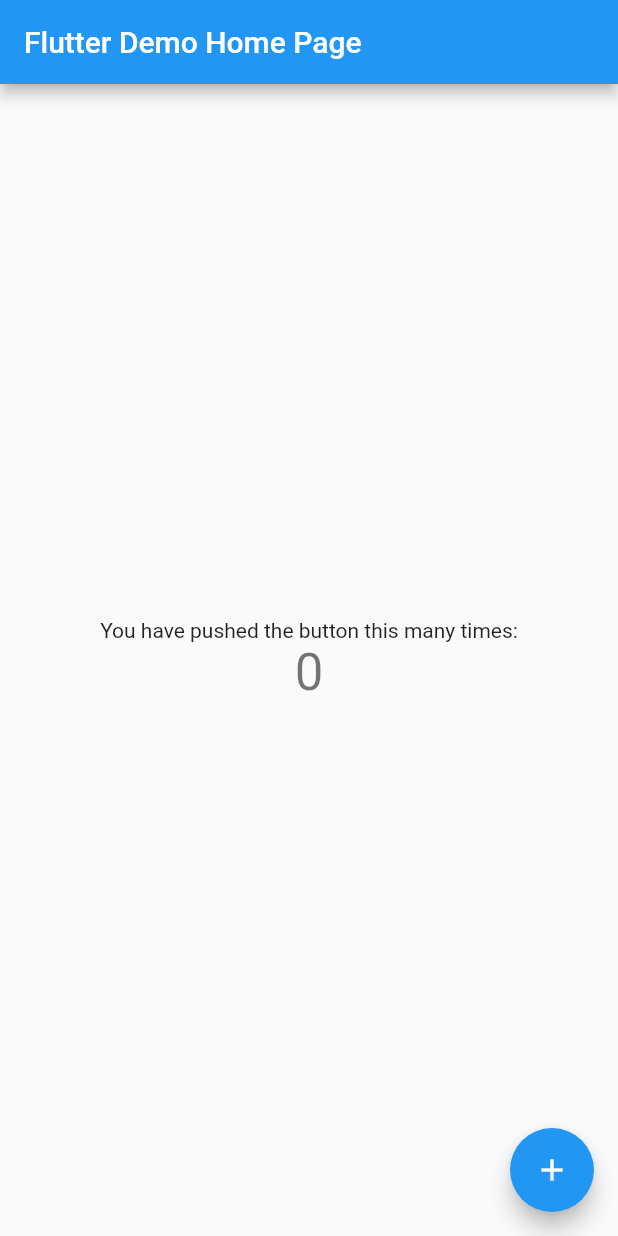
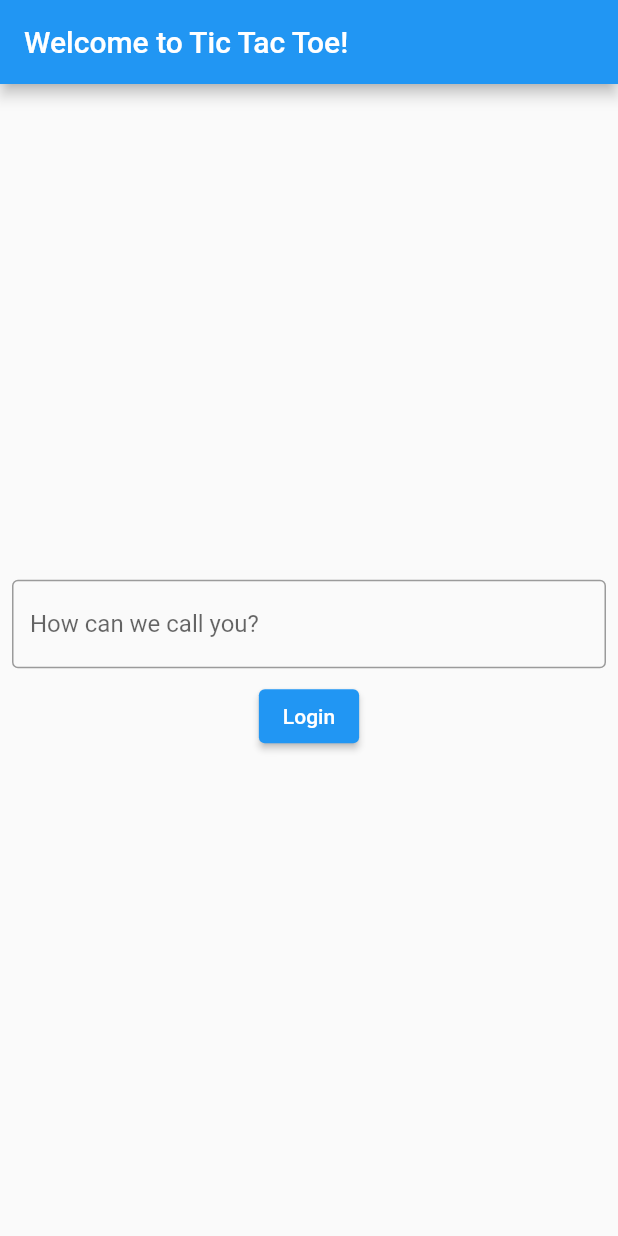
Before and after one commit to syberside/tick-tack-toe-orleans-signalr-flutter, a Flutter app: the screen it shows after launch, on a phone screen of 412 x 824 dp. Run offline on Flutter 3.47's test engine with Material 2 defaults, Android fonts, the phone set to English and light mode, and no system bars.

Commit message:
basic app layout implemented

```diff
--- a/clientapp/lib/main.dart
+++ b/clientapp/lib/main.dart
@@ -1,105 +1,50 @@
 import 'package:flutter/material.dart';
-import 'package:http/io_client.dart';
-import 'package:signalr_core/signalr_core.dart';
-import 'dart:io';
-import 'dart:io' show Platform;
-import 'package:flutter/foundation.dart' show kIsWeb;
+
+import 'pages/login_page.dart';
+//import 'package:http/io_client.dart';
+//import 'package:signalr_core/signalr_core.dart';
+//import 'dart:io';
+//import 'dart:io' show Platform;
+//import 'package:flutter/foundation.dart' show kIsWeb;
 
 Future<void> main() async {
-  final host = kIsWeb
-      ? 'localhost'
-      : Platform.isAndroid
-          ? '10.0.2.2'
-          : 'localhost';
-  final connection = HubConnectionBuilder()
-      .withUrl(
-          'http://$host:5000/chatHub',
-          HttpConnectionOptions(
-            client: IOClient(
-                HttpClient()..badCertificateCallback = (x, y, z) => true),
-            logging: (level, message) => print(message),
-          ))
-      .build();
+  // final host = kIsWeb
+  //     ? 'localhost'
+  //     : Platform.isAndroid
+  //         ? '10.0.2.2'
+  //         : 'localhost';
+  // final connection = HubConnectionBuilder()
+  //     .withUrl(
+  //         'http://$host:5000/chatHub',
+  //         HttpConnectionOptions(
+  //           client: IOClient(
+  //               HttpClient()..badCertificateCallback = (x, y, z) => true),
+  //           logging: (level, message) => print(message),
+  //         ))
+  //     .build();
 
-  await connection.start();
+  // await connection.start();
 
-  connection.on('GameUpdated', (message) {
-    print("RECEIVED");
-    print(message.toString());
-  });
+  // connection.on('GameUpdated', (message) {
+  //   print("RECEIVED");
+  //   print(message.toString());
+  // });
 
-  await connection
-      .invoke('Watch', args: ['364b499d-4d63-497b-b41a-d21469ad65a8']);
+  // await connection
+  //     .invoke('Watch', args: ['364b499d-4d63-497b-b41a-d21469ad65a8']);
 
   runApp(MyApp());
 }
 
 class MyApp extends StatelessWidget {
-  // This widget is the root of your application.
   @override
   Widget build(BuildContext context) {
     return MaterialApp(
       title: 'Flutter Demo',
       theme: ThemeData(
-        // This is the theme of your application.
-        //
-        // Try running your application with "flutter run". You'll see the
-        // application has a blue toolbar. Then, without quitting the app, try
-        // changing the primarySwatch below to Colors.green and then invoke
-        // "hot reload" (press "r" in the console where you ran "flutter run",
-        // or simply save your changes to "hot reload" in a Flutter IDE).
-        // Notice that the counter didn't reset back to zero; the application
-        // is not restarted.
         primarySwatch: Colors.blue,
       ),
-      home: MyHomePage(title: 'Flutter Demo Home Page'),
+      home: LoginPage(),
     );
   }
 }
-
-class MyHomePage extends StatefulWidget {
-  MyHomePage({Key? key, this.title}) : super(key: key);
-
-  final String? title;
-
-  @override
-  _MyHomePageState createState() => _MyHomePageState();
-}
-
-class _MyHomePageState extends State<MyHomePage> {
-  int _counter = 0;
-
-  void _incrementCounter() {
-    setState(() {
-      _counter++;
-    });
-  }
-
-  @override
-  Widget build(BuildContext context) {
-    return Scaffold(
-      appBar: AppBar(
-        title: Text(widget.title!),
-      ),
-      body: Center(
-        child: Column(
-          mainAxisAlignment: MainAxisAlignment.center,
-          children: <Widget>[
-            Text(
-              'You have pushed the button this many times:',
-            ),
-            Text(
-              '$_counter',
-              style: Theme.of(context).textTheme.headline4,
-            ),
-          ],
-        ),
-      ),
-      floatingActionButton: FloatingActionButton(
-        onPressed: _incrementCounter,
-        tooltip: 'Increment',
-        child: Icon(Icons.add),
-      ), // This trailing comma makes auto-formatting nicer for build methods.
-    );
-  }
-}
--- /dev/null
+++ b/clientapp/lib/pages/login_page.dart
@@ -0,0 +1,64 @@
+import 'package:clientapp/pages/lobbies_page.dart';
+import 'package:flutter/material.dart';
+import 'package:flutter/widgets.dart';
+
+class LoginPage extends StatefulWidget {
+  @override
+  _LoginPageState createState() => _LoginPageState();
+}
+
+class _LoginPageState extends State<LoginPage> {
+  final _formKey = GlobalKey<FormState>();
+  TextEditingController _inputCtrl = new TextEditingController();
+
+  void _login(BuildContext context) {
+    if (!_formKey.currentState!.validate()) {
+      return;
+    }
+    Navigator.pushReplacement(
+      context,
+      MaterialPageRoute(builder: (_) => LobbiesPage()),
+    );
+    //TODO: Call back to login, get token, store username and token in device storage
+  }
+
+  @override
+  Widget build(BuildContext context) => Scaffold(
+        appBar: AppBar(
+          title: Text("Welcome to Tic Tac Toe!"),
+        ),
+        body: Center(
+          child: Column(
+            mainAxisAlignment: MainAxisAlignment.center,
+            children: <Widget>[
+              Form(
+                key: _formKey,
+                child: Column(
+                  children: <Widget>[
+                    Padding(
+                      padding: const EdgeInsets.all(8.0),
+                      child: TextFormField(
+                        validator: (value) {
+                          if (value == null || value.isEmpty) {
+                            return 'Please enter user name';
+                          }
+                          return null;
+                        },
+                        controller: _inputCtrl,
+                        decoration: InputDecoration(
+                            border: OutlineInputBorder(),
+                            hintText: 'How can we call you?'),
+                      ),
+                    ),
+                  ],
+                ),
+              ),
+              ElevatedButton(
+                child: Text("Login"),
+                onPressed: () => _login(context),
+              )
+            ],
+          ),
+        ),
+      );
+}
```
Also changed, not shown: clientapp/lib/pages/game_page.dart (added, +136 -0 lines), clientapp/lib/pages/lobbies_page.dart (added, +152 -0 lines), clientapp/lib/pages/waiting_in_game_page.dart (added, +14 -0 lines).
